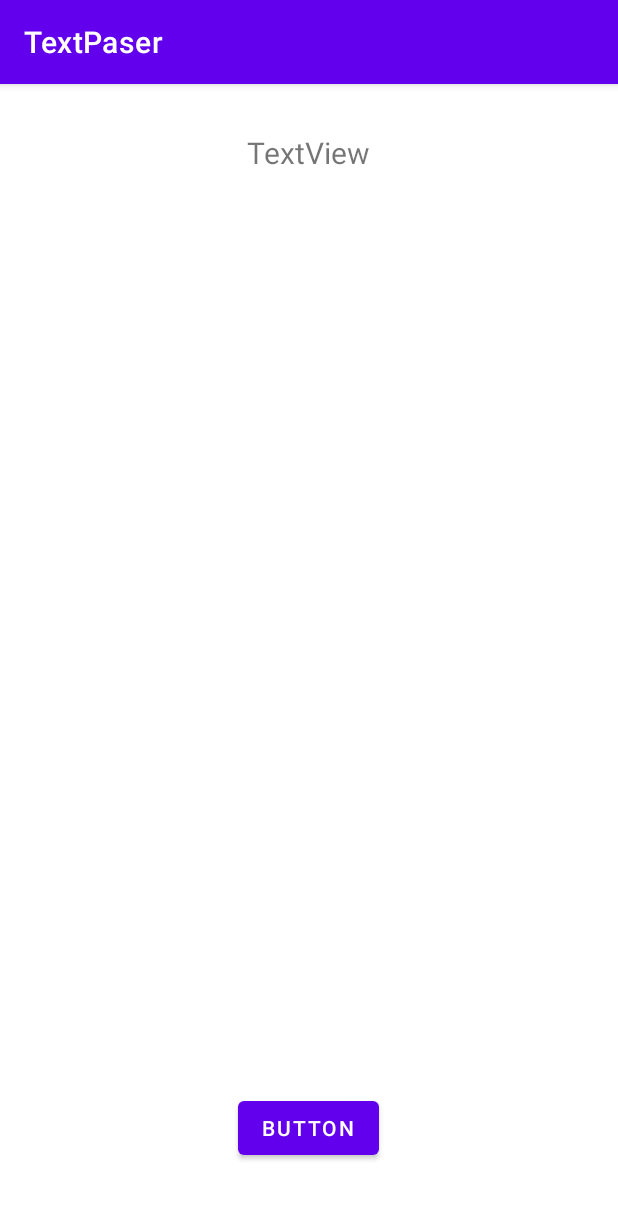
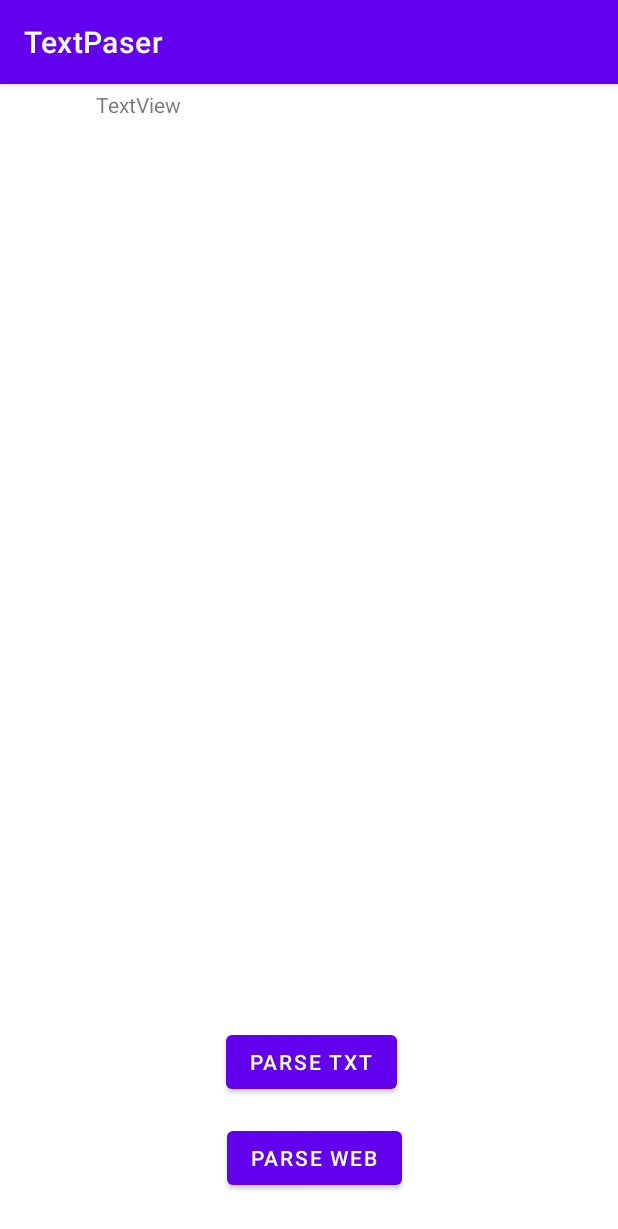
Before and after one commit to Chika260616/TextParser, an Android app: the screen it shows after launch (MainActivity), on a phone screen of 412 x 824 dp. Shown: the top 1229 px of the screen. Run offline under Robolectric (Android 15) with nearby library versions, the phone set to English and light mode, and no system bars.

Commit message:
Second commit

```diff
--- a/app/src/main/java/com/example/textpaser/MainActivity.java
+++ b/app/src/main/java/com/example/textpaser/MainActivity.java
@@ -1,5 +1,6 @@
 package com.example.textpaser;
 
+import android.content.Intent;
 import android.os.AsyncTask;
 import android.os.Bundle;
 import android.view.View;
@@ -13,37 +14,53 @@ import org.jsoup.nodes.Document;
 import org.jsoup.select.Elements;
 
 public class MainActivity extends AppCompatActivity {
-    TextView textView;
-
+    TextView text;
+    Button web;
     @Override
     protected void onCreate(Bundle savedInstanceState) {
         super.onCreate(savedInstanceState);
         setContentView(R.layout.activity_main);
 
-        textView = (TextView)findViewById(R.id.tex1);
-        Button but = (Button) findViewById(R.id.but1);
-        but.setOnClickListener(new View.OnClickListener() {
+        text=(TextView)findViewById(R.id.textview);
+        Button btn=(Button)findViewById(R.id.text_button);
+
+        btn.setOnClickListener(new View.OnClickListener() {
             @Override
             public void onClick(View v) {
-                new textparse().execute();
+                new doit().execute();
             }
         });
+
+        web=(Button)findViewById(R.id.web_button);
+        web.setOnClickListener(v -> {
+            Intent web = new Intent(getApplicationContext(), WebActivity2.class);
+            startActivity(web);
+        });
+
     }
-    public class textparse extends AsyncTask<Void, Void, Void> {
+
+    public class doit extends AsyncTask<Void, Void, Void>{
+
         String words;
 
         @Override
-        protected Void doInBackground(Void...params) {
+        protected Void doInBackground(Void... voids) {
+
             try {
-                Document doc = Jsoup.connect("https://akipress.org/").get();
-                words = doc.text();
-            } catch(Exception e){e.printStackTrace();}
+                Document doc = Jsoup.connect("https://www.auca.kg/").get();
+//                Document doc = Jsoup.connect("https://iuca.kg/ru/").get();
+
+                words=doc.text();
+            }catch (Exception e){e.printStackTrace();}
             return null;
         }
+
         @Override
         protected void onPostExecute(Void aVoid) {
             super.onPostExecute(aVoid);
-            textView.setText(words);
+
+            text.setText(words);
         }
     }
+
 }
--- a/app/src/main/res/layout/activity_main.xml
+++ b/app/src/main/res/layout/activity_main.xml
@@ -6,27 +6,37 @@
     android:layout_height="match_parent"
     tools:context=".MainActivity">
 
-    <Button
-        android:id="@+id/but1"
-        android:layout_width="wrap_content"
-        android:layout_height="wrap_content"
-        android:layout_marginBottom="48dp"
-        android:text="Button"
-        app:layout_constraintBottom_toBottomOf="parent"
+    <TextView
+        android:id="@+id/textview"
+        android:layout_width="305dp"
+        android:layout_height="234dp"
+        android:layout_marginTop="4dp"
+        android:text="TextView"
         app:layout_constraintEnd_toEndOf="parent"
-        app:layout_constraintHorizontal_bias="0.498"
-        app:layout_constraintStart_toStartOf="parent" />
-
-    <TextView
-        android:id="@+id/tex1"
-        android:layout_width="wrap_content"
-        android:layout_height="wrap_content"
-        android:layout_marginTop="32dp"
-        android:text="TextView"
-        android:textSize="20sp"
-        app:layout_constraintEnd_toEndOf="parent"
-        app:layout_constraintHorizontal_bias="0.498"
+        app:layout_constraintHorizontal_bias="0.6"
         app:layout_constraintStart_toStartOf="parent"
         app:layout_constraintTop_toTopOf="parent" />
 
+    <Button
+        android:id="@+id/text_button"
+        android:layout_width="wrap_content"
+        android:layout_height="wrap_content"
+        android:layout_marginBottom="92dp"
+        android:text="Parse txt"
+        app:layout_constraintBottom_toBottomOf="parent"
+        app:layout_constraintEnd_toEndOf="parent"
+        app:layout_constraintHorizontal_bias="0.505"
+        app:layout_constraintStart_toStartOf="parent" />
+
+    <Button
+        android:id="@+id/web_button"
+        android:layout_width="wrap_content"
+        android:layout_height="wrap_content"
+        android:layout_marginBottom="28dp"
+        android:text="Parse Web"
+        app:layout_constraintBottom_toBottomOf="parent"
+        app:layout_constraintEnd_toEndOf="parent"
+        app:layout_constraintHorizontal_bias="0.513"
+        app:layout_constraintStart_toStartOf="parent" />
+
 </androidx.constraintlayout.widget.ConstraintLayout>
```
Also changed, not shown: app/src/main/AndroidManifest.xml (+5 -2 lines), app/src/main/java/com/example/textpaser/WebActivity2.java (added, +23 -0 lines), app/src/main/res/layout/activity_web2.xml (added, +17 -0 lines).
